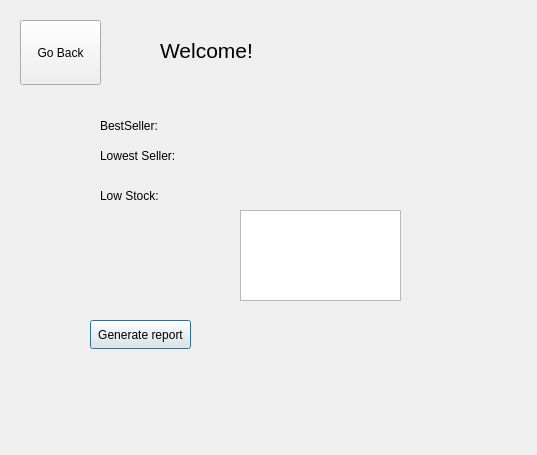
Hamdy410/CS2_lab_finalProject, file cs2_lab_final_project/dashboard.ui: the form before one commit.
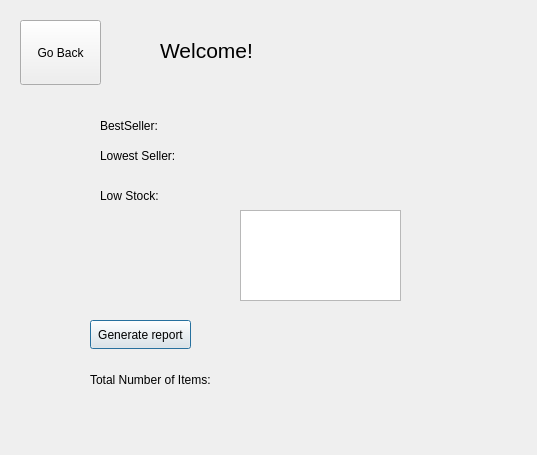
The form after the commit.

Commit message: Added item counter to dashboard

```diff
--- a/cs2_lab_final_project/dashboard.ui
+++ b/cs2_lab_final_project/dashboard.ui
@@ -112,6 +112,19 @@
     </rect>
    </property>
   </widget>
+  <widget class="QLabel" name="label_TotalNumItems">
+   <property name="geometry">
+    <rect>
+     <x>90</x>
+     <y>370</y>
+     <width>251</width>
+     <height>20</height>
+    </rect>
+   </property>
+   <property name="text">
+    <string>Total Number of Items:</string>
+   </property>
+  </widget>
  </widget>
  <resources/>
  <connections/>
```
The commit also changes 2 other files.
